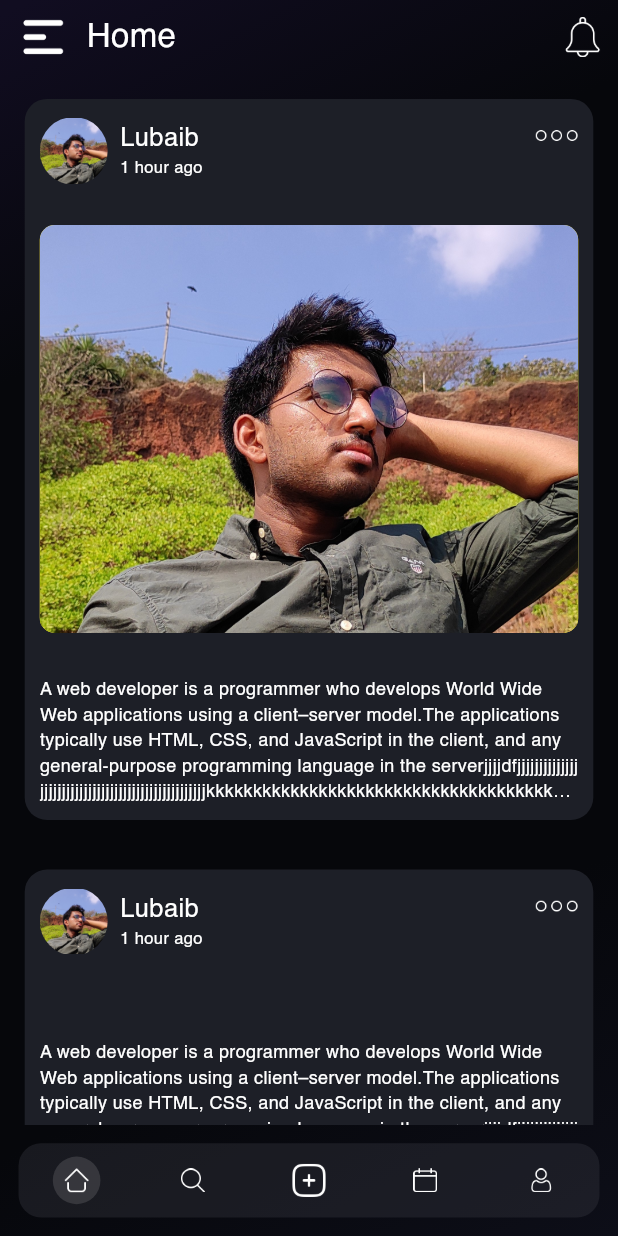
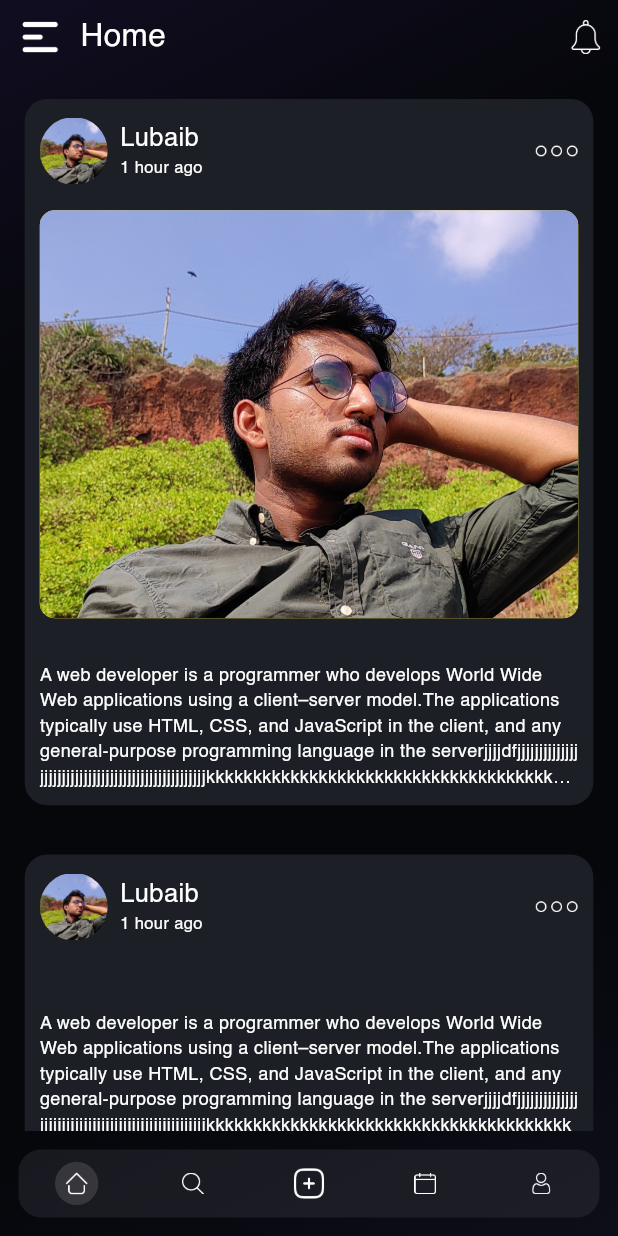
Before and after one commit to angathjr/Alma-FrontEnd, a Flutter app: the screen it shows after launch, on a phone screen of 412 x 824 dp. Run offline on Flutter 3.47's test engine with Material 2 defaults, Android fonts, the phone set to English and light mode, and no system bars; our stand-ins replace get; statements that could not run were skipped.

Commit message:
minor changes in the feed screen

```diff
--- a/lib/Navbar/views/navbar.dart
+++ b/lib/Navbar/views/navbar.dart
@@ -25,7 +25,7 @@ class NavBarPage extends StatelessWidget {
   Widget build(BuildContext context) {
     double width = MediaQuery.of(context).size.width;
     double height = MediaQuery.of(context).size.height;
-    double topHeight = height * 0.91;
+    double topHeight = height * 0.915;
     double navHeight = (height - topHeight) - (width * 0.035 * 2);
 
     return Scaffold(body: Container(
@@ -34,6 +34,8 @@ class NavBarPage extends StatelessWidget {
      decoration: Constants.buildBoxDecoration(),
       child: Column(
         children: [
+
+
           //pageview
 
           SizedBox(
--- a/lib/core/constants.dart
+++ b/lib/core/constants.dart
@@ -23,7 +23,8 @@ class Constants {
 
 
   static TextStyle txtStyle ()=>const TextStyle(
-    fontSize: 22,
-    color: Colors.white
+    fontSize: 21,
+    color: Colors.white,
+
   );
 }
--- a/lib/feed/views/feedScreen.dart
+++ b/lib/feed/views/feedScreen.dart
@@ -24,13 +24,17 @@ class FeedPage extends StatelessWidget {
           appBarWidget(height, width),
 
 
-          //Cards starts here
+         //list of all post
 
 
           Expanded(
             child: ListView.builder(
             itemCount: 3,
               itemBuilder: (context, index) {
+
+
+
+              //the card starts here
 
                 return SizedBox(
                   width: width,
@@ -78,21 +82,17 @@ class FeedPage extends StatelessWidget {
                                   ],
                                 ),
                                 const Spacer(),
-                                Column(
-                                  children: [
-                                    SizedBox(
-                                      width: width * 0.07,
-                                      height: width * 0.07,
-                                      child: Image.asset("assets/images/more.png",alignment: Alignment.topRight,),
-                                    ),
-                                  ],
+                                SizedBox(
+                                  width: width * 0.07,
+                                  height: width * 0.07,
+                                  child: Image.asset("assets/images/more.png",alignment: Alignment.topRight,),
                                 )
                               ],
                             ),
                           ),
 
                           SizedBox(
-                            height: postSize * 0.05,
+                            height: postSize * 0.03,
                           ),
 
 
@@ -141,8 +141,8 @@ class FeedPage extends StatelessWidget {
         children: [
           Container(
             padding: const EdgeInsets.only(left: 10, right: 10),
-            height: width * 0.14,
-            width: width * 0.14,
+            height: width * 0.13,
+            width: width * 0.13,
             child: Image.asset("assets/appbar/menu.png"),
           ),
           Text(
@@ -152,8 +152,8 @@ class FeedPage extends StatelessWidget {
           const Spacer(),
           Container(
             padding: const EdgeInsets.only(right: 10),
-            width: width * 0.09,
-            height: width * 0.09,
+            width: width * 0.08,
+            height: width * 0.08,
             child: Image.asset("assets/appbar/bell.png"),
           )
         ],
```
